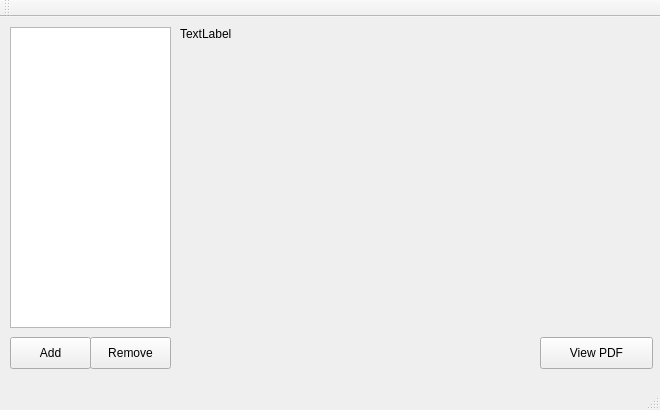
Above: qttestmainwindow.ui from ryanluedders/qt-test before the change. Below: the same form after it.
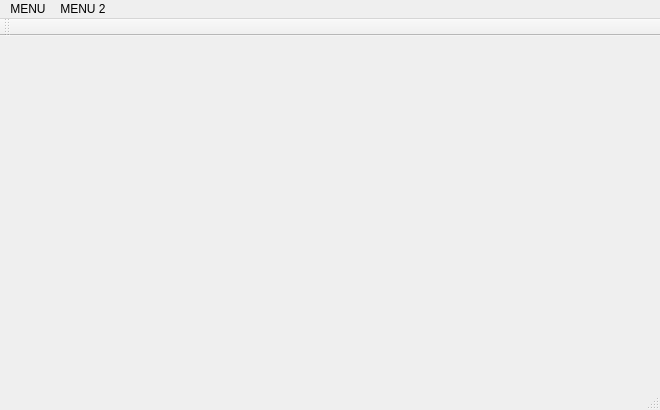
That is the form after the change.

Commit message: add some test widgets, turn main window into a widget stack manager, begin working on interface for widget manager

What changed in the file:
```diff
--- a/qttestmainwindow.ui
+++ b/qttestmainwindow.ui
@@ -14,71 +14,30 @@
    <string>QtTestMainWindow</string>
   </property>
   <widget class="QWidget" name="centralWidget">
-   <widget class="QListWidget" name="listFiles">
+   <widget class="QWidget" name="gridLayoutWidget">
     <property name="geometry">
      <rect>
-      <x>10</x>
-      <y>10</y>
-      <width>161</width>
-      <height>301</height>
+      <x>0</x>
+      <y>0</y>
+      <width>661</width>
+      <height>351</height>
      </rect>
     </property>
+    <layout class="QGridLayout" name="gridLayout">
+     <item row="0" column="0">
+      <widget class="QStackedWidget" name="widgetStack">
+       <property name="currentIndex">
+        <number>1</number>
+       </property>
+       <widget class="QWidget" name="page"/>
+       <widget class="QWidget" name="page_2"/>
+      </widget>
+     </item>
+    </layout>
    </widget>
-   <widget class="QPushButton" name="buttonAdd">
-    <property name="geometry">
-     <rect>
-      <x>10</x>
-      <y>320</y>
-      <width>81</width>
-      <height>32</height>
-     </rect>
-    </property>
-    <property name="text">
-     <string>Add</string>
-    </property>
-   </widget>
-   <widget class="QPushButton" name="buttonRemove">
-    <property name="geometry">
-     <rect>
-      <x>90</x>
-      <y>320</y>
-      <width>81</width>
-      <height>32</height>
-     </rect>
-    </property>
-    <property name="text">
-     <string>Remove</string>
-    </property>
-   </widget>
-   <widget class="QLabel" name="labelInfo">
-    <property name="geometry">
-     <rect>
-      <x>180</x>
-      <y>10</y>
-      <width>471</width>
-      <height>61</height>
-     </rect>
-    </property>
-    <property name="text">
-     <string>TextLabel</string>
-    </property>
-    <property name="alignment">
-     <set>Qt::AlignLeading|Qt::AlignLeft|Qt::AlignTop</set>
-    </property>
-   </widget>
-   <widget class="QPushButton" name="buttonViewPdf">
-    <property name="geometry">
-     <rect>
-      <x>540</x>
-      <y>320</y>
-      <width>113</width>
-      <height>32</height>
-     </rect>
-    </property>
-    <property name="text">
-     <string>View PDF</string>
-    </property>
-   </widget>
+   <zorder>gridLayoutWidget</zorder>
+   <zorder>widgetStack</zorder>
+   <zorder>widgetStack</zorder>
   </widget>
   <widget class="QMenuBar" name="menuBar">
    <property name="geometry">
@@ -89,6 +48,18 @@
      <height>22</height>
     </rect>
    </property>
+   <widget class="QMenu" name="menuMENU">
+    <property name="title">
+     <string>MENU</string>
+    </property>
+   </widget>
+   <widget class="QMenu" name="menuMENU_2">
+    <property name="title">
+     <string>MENU 2</string>
+    </property>
+   </widget>
+   <addaction name="menuMENU"/>
+   <addaction name="menuMENU_2"/>
   </widget>
   <widget class="QToolBar" name="mainToolBar">
    <attribute name="toolBarArea">
```
The commit also changes 16 other files.
